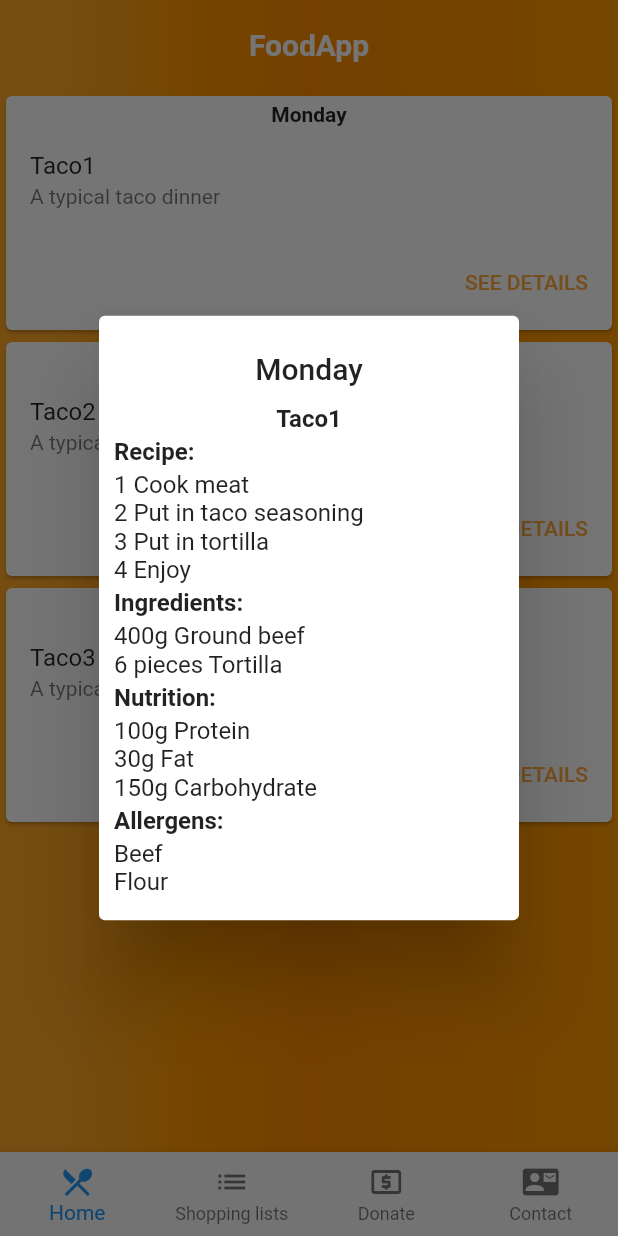
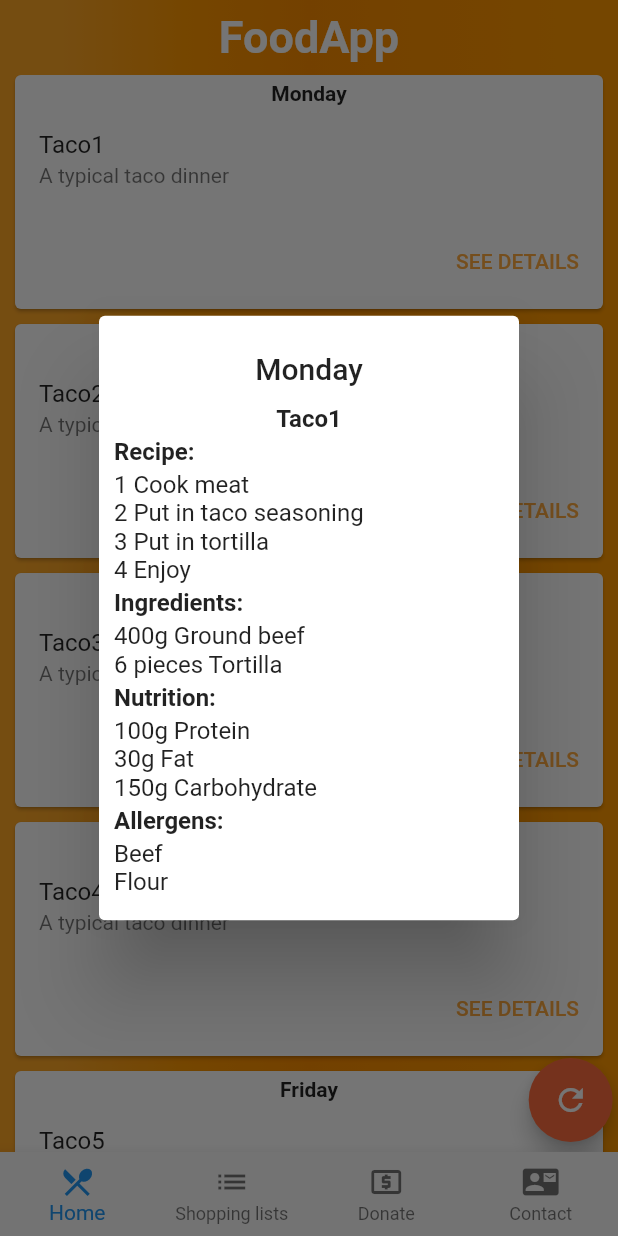
Before and after one commit to SivertRanden/food_app, a Flutter app: the screen it shows after launch, after a tap on "SEE DETAILS", on a phone screen of 412 x 824 dp. Run offline on Flutter 3.47's test engine with Material 2 defaults, Android fonts, the phone set to English and light mode, and no system bars; our stand-ins replace cloud_firestore; accounts and stored records are empty.

Commit message:
Added a bunch of things

```diff
--- /dev/null
+++ b/lib/UI/UI-Utils.dart
@@ -0,0 +1,20 @@
+import "package:flutter/material.dart";
+
+class UIUtils {
+
+  static BoxDecoration getDecoration(BuildContext context) {
+    return BoxDecoration(
+      gradient: LinearGradient(
+        begin: Alignment.centerRight,
+        end: Alignment.centerLeft,
+        stops: [0.1, 0.5, 0.7, 0.9],
+        colors: [
+          Colors.orange[500],
+          Colors.orange[600],
+          Colors.orange[500],
+          Colors.orange[400]
+        ]
+      )
+    );
+  }
+}
--- a/lib/UI/gradient-app-bar.dart
+++ b/lib/UI/gradient-app-bar.dart
@@ -3,7 +3,7 @@ import "package:flutter/material.dart";
 class GradientAppBar extends StatelessWidget {
 
   final String _title;
-  final double barHeight = 60.0;
+  final double barHeight = 50.0;
 
   GradientAppBar(this._title);
 
@@ -16,7 +16,7 @@ class GradientAppBar extends StatelessWidget {
       padding: EdgeInsets.only(top: statusbarHeight),
       height: statusbarHeight + barHeight,
       child: Center(
-        child: Text(_title, style: TextStyle(color: Colors.white, fontSize: 20.0, fontWeight: FontWeight.bold))
+        child: Text(_title, style: TextStyle(color: Colors.white, fontSize: 30.0, fontWeight: FontWeight.bold))
       ),
       decoration: BoxDecoration(
         gradient: LinearGradient(
--- /dev/null
+++ b/lib/UI/recipe-card-list.dart
@@ -0,0 +1,62 @@
+import 'package:flutter/material.dart';
+
+import 'package:food_app/UI/recipe-details.dart';
+
+import 'package:food_app/models/recipe.dart';
+
+class RecipeCardList extends StatelessWidget {
+  final List<Recipe> _recipes;
+
+  final List<String> days = ["Monday", "Tuesday", "Wednesday", "Thursday", "Friday", "Saturday", "Sunday"];
+
+  RecipeCardList(this._recipes);
+
+  @override
+  Widget build(BuildContext context) {
+    return ListView.builder(
+      itemCount: _recipes == null ? 0 : _recipes.length,
+      itemBuilder: (BuildContext context, int index) {
+        return Container(
+          child: Center(
+            child: (
+              Card(
+                margin: EdgeInsets.only(left: 10.0, right: 10.0, bottom: 10.0),
+                child: Column(
+                  mainAxisSize: MainAxisSize.min,
+                  children: <Widget>[
+                    Padding(
+                      padding: EdgeInsets.fromLTRB(0.0, 4.0, 0.0, 0.0),
+                      child: Text(days[index], style: TextStyle(fontWeight: FontWeight.bold))
+                    ),
+                    ListTile(
+                      title: Text(_recipes[index].name),
+                      subtitle: Text(_recipes[index].description)
+                    ),
+                    ButtonTheme.bar(
+                      height: 10.0,
+                      child: ButtonBar(
+                        children: <Widget>[
+                          FlatButton(
+                            child: Text("SEE DETAILS", style: TextStyle(color: Colors.orangeAccent)),
+                            onPressed: () {
+                              showDialog(
+                                context: context,
+                                builder: (BuildContext context) {
+                                  return RecipeDetails(days[index], _recipes[index]);
+                                }
+                              );
+                            }
+                          )
+                        ]
+                      )
+                    )
+                  ]
+                ),
+              )
+            )
+          )
+        );
+      }
+    );
+  }
+}
--- a/lib/main.dart
+++ b/lib/main.dart
@@ -8,6 +8,7 @@ void main () => runApp(MaterialApp(
   home: MainApp(),
   theme: ThemeData(
     primaryColor: Colors.orangeAccent,
+    accentColor: Colors.deepOrangeAccent
   ),
 ));
 
--- a/lib/models/ingredient.dart
+++ b/lib/models/ingredient.dart
@@ -4,6 +4,9 @@ class Ingredient {
 
   Ingredient(this._name, this._amount);
 
+  Ingredient.fromMap(Map<String, dynamic> data)
+    : this(data["name"], data["amount"]);
+
   get name => _name;
   get amount => _amount;
 }
--- a/lib/models/nutrient.dart
+++ b/lib/models/nutrient.dart
@@ -4,6 +4,9 @@ class Nutrient {
 
   Nutrient(this._name, this._amount);
 
+  Nutrient.fromMap(Map<String, dynamic> data)
+    : this(data["name"], data["amount"]);
+
   get name => _name;
   get amount => _amount;
 }
--- a/lib/models/recipe.dart
+++ b/lib/models/recipe.dart
@@ -14,6 +14,35 @@ class Recipe {
 
   Recipe(this._name, this._mealType, this._tag, this._imageUrl, this._description, this._ingredients, this._steps, this._nutrients, this._allergens);
 
+  Recipe.fromMap(Map<String, dynamic> data)
+    : this(
+      data["name"],
+      data["mealType"],
+      data["tag"],
+      data["imageUrl"],
+      data["description"],
+      _getIngredientsFromData(data["ingredients"]),
+      data["steps"],
+      _getNutrientsFromData(["nutrients"]),
+      data["allergens"]
+    );
+
+  static List<Ingredient> _getIngredientsFromData(dynamic data) {
+    List<Ingredient> ingredientList = [];
+    data.forEach((ingredient) {
+      ingredientList.add(Ingredient.fromMap(ingredient));
+    });
+    return ingredientList;
+  }
+
+  static List<Nutrient> _getNutrientsFromData(dynamic data) {
+    List<Nutrient> nutrientList = [];
+    data.forEach((nutrient) {
+      nutrientList.add(Nutrient.fromMap(nutrient));
+    });
+    return nutrientList;
+  }
+
   get name => _name;
   get mealType => _mealType;
   get tag => _tag;
--- a/lib/models/user.dart
+++ b/lib/models/user.dart
@@ -7,5 +7,5 @@ class User {
   User(this._id, this._activeRecipes);
 
   get id => this._id;
-  get activeRecipes => activeRecipes;
+  get activeRecipes => _activeRecipes;
 }
--- a/lib/pages/home_page.dart
+++ b/lib/pages/home_page.dart
@@ -1,11 +1,15 @@
 import "package:flutter/material.dart";
+import "package:cloud_firestore/cloud_firestore.dart";
 
-import "../models/recipe.dart";
-import "../models/ingredient.dart";
-import "../models/nutrient.dart";
+import "package:food_app/models/recipe.dart";
+import "package:food_app/models/ingredient.dart";
+import "package:food_app/models/nutrient.dart";
 
+import "../UI/UI-utils.dart";
 import "../UI/gradient-app-bar.dart";
-import "../UI/recipe-details.dart";
+import 'package:food_app/UI/recipe-card-list.dart';
+
+import "../services/recipe_service.dart";
 
 class HomePage extends StatefulWidget {
   @override
@@ -14,7 +18,7 @@ class HomePage extends StatefulWidget {
 
 class HomePageState extends State<HomePage> {
 
-  List<String> days = ["Monday", "Tuesday", "Wednesday", "Thursday", "Friday", "Saturday", "Sunday"];
+  RecipeService recipeService = RecipeService();
 
   //Mock data
   List<Recipe> recipes = [
@@ -35,6 +39,30 @@ class HomePageState extends State<HomePage> {
       ["Cook meat", "Put in taco seasoning", "Put in tortilla", "Enjoy"],
       [Nutrient("Protein", "100g"), Nutrient("Fat", "30g"), Nutrient("Carbohydrate", "150g")],
       ["Beef, Flour"]
+    ),
+    Recipe("Taco4", "Dinner", "Meat", "", "A typical taco dinner",
+      [Ingredient("Ground beef", "400g"), Ingredient("Tortilla", "6 pieces")],
+      ["Cook meat", "Put in taco seasoning", "Put in tortilla", "Enjoy"],
+      [Nutrient("Protein", "100g"), Nutrient("Fat", "30g"), Nutrient("Carbohydrate", "150g")],
+      ["Beef, Flour"]
+    ),
+    Recipe("Taco5", "Dinner", "Meat", "", "A typical taco dinner",
+      [Ingredient("Ground beef", "400g"), Ingredient("Tortilla", "6 pieces")],
+      ["Cook meat", "Put in taco seasoning", "Put in tortilla", "Enjoy"],
+      [Nutrient("Protein", "100g"), Nutrient("Fat", "30g"), Nutrient("Carbohydrate", "150g")],
+      ["Beef, Flour"]
+    ),
+    Recipe("Taco6", "Dinner", "Meat", "", "A typical taco dinner",
+      [Ingredient("Ground beef", "400g"), Ingredient("Tortilla", "6 pieces")],
+      ["Cook meat", "Put in taco seasoning", "Put in tortilla", "Enjoy"],
+      [Nutrient("Protein", "100g"), Nutrient("Fat", "30g"), Nutrient("Carbohydrate", "150g")],
+      ["Beef, Flour"]
+    ),
+    Recipe("Taco7", "Dinner", "Meat", "", "A typical taco dinner",
+      [Ingredient("Ground beef", "400g"), Ingredient("Tortilla", "6 pieces")],
+      ["Cook meat", "Put in taco seasoning", "Put in tortilla", "Enjoy"],
+      [Nutrient("Protein", "100g"), Nutrient("Fat", "30g"), Nutrient("Carbohydrate", "150g")],
+      ["Beef, Flour"]
     )
   ];
   int selectedDay = -1;
@@ -44,67 +72,28 @@ class HomePageState extends State<HomePage> {
     return Column(
       children: <Widget>[
         GradientAppBar("FoodApp"),
-        Expanded(child:
-        Container(
-          decoration: BoxDecoration(
-            gradient: LinearGradient(
-              begin: Alignment.centerRight,
-              end: Alignment.centerLeft,
-              stops: [0.1, 0.5, 0.7, 0.9],
-              colors: [
-                Colors.orange[500],
-                Colors.orange[600],
-                Colors.orange[500],
-                Colors.orange[400]
+        Expanded(
+          child: Container(
+            decoration: UIUtils.getDecoration(context),
+            child: Stack(
+              alignment: FractionalOffset(0.99, 0.99),
+              children: <Widget>[
+                RecipeCardList(recipes),
+                FloatingActionButton(
+                  child: Icon(Icons.refresh),
+                  onPressed: () {
+                    recipeService.getRecipes();
+                  }
+                )
               ]
             )
-          ),
-          child: ListView.builder(
-            itemCount: recipes == null ? 0 : recipes.length,
-            itemBuilder: (BuildContext context, int index) {
-              return Container(
-                child: Center(
-                  child: (
-                    Card(
-                      child: Column(
-                        mainAxisSize: MainAxisSize.min,
-                        children: <Widget>[
-                          Padding(
-                            padding: EdgeInsets.fromLTRB(0.0, 4.0, 0.0, 0.0),
-                            child: Text(days[index], style: TextStyle(fontWeight: FontWeight.bold))
-                          ),
-                          ListTile(
-                            title: Text(recipes[index].name),
-                            subtitle: Text(recipes[index].description)
-                          ),
-                          ButtonTheme.bar(
-                            height: 10.0,
-                            child: ButtonBar(
-                              children: <Widget>[
-                                FlatButton(
-                                  child: Text("SEE DETAILS", style: TextStyle(color: Colors.orangeAccent)),
-                                  onPressed: () {
-                                    showDialog(
-                                      context: context,
-                                      builder: (BuildContext context) {
-                                        return RecipeDetails(days[index], recipes[index]);
-                                      }
-                                    );
-                                  }
-                                )
-                              ]
-                            )
-                          )
-                        ]
-                      ),
-                    )
-                  )
-                )
-              );
-            }
           )
-        ))
+        )
       ]
     );
   }
+
+  List<Recipe> getRecipes() {
+
+  }
 }
--- /dev/null
+++ b/lib/services/recipe_service.dart
@@ -0,0 +1,17 @@
+import 'dart:async';
+import "package:cloud_firestore/cloud_firestore.dart";
+
+import 'package:food_app/models/recipe.dart';
+
+class RecipeService {
+  List<Recipe> _recipes;
+  var recipesRef = Firestore.instance.collection("recipes");
+  RecipeService() {
+    _recipes = List<Recipe>();
+  }
+
+  void getRecipes() async {
+    QuerySnapshot snapshot = await recipesRef.getDocuments();
+
+  }
+}
--- a/pubspec.yaml
+++ b/pubspec.yaml
@@ -2,6 +2,9 @@ name: food_app
 description: A new Flutter project.
 
 dependencies:
+
+  cloud_firestore:
+
   flutter:
     sdk: flutter
 
```
Also changed, not shown: lib/pages/shopping_list_page.dart (+82 -3 lines), pubspec.lock, 9 other files.
